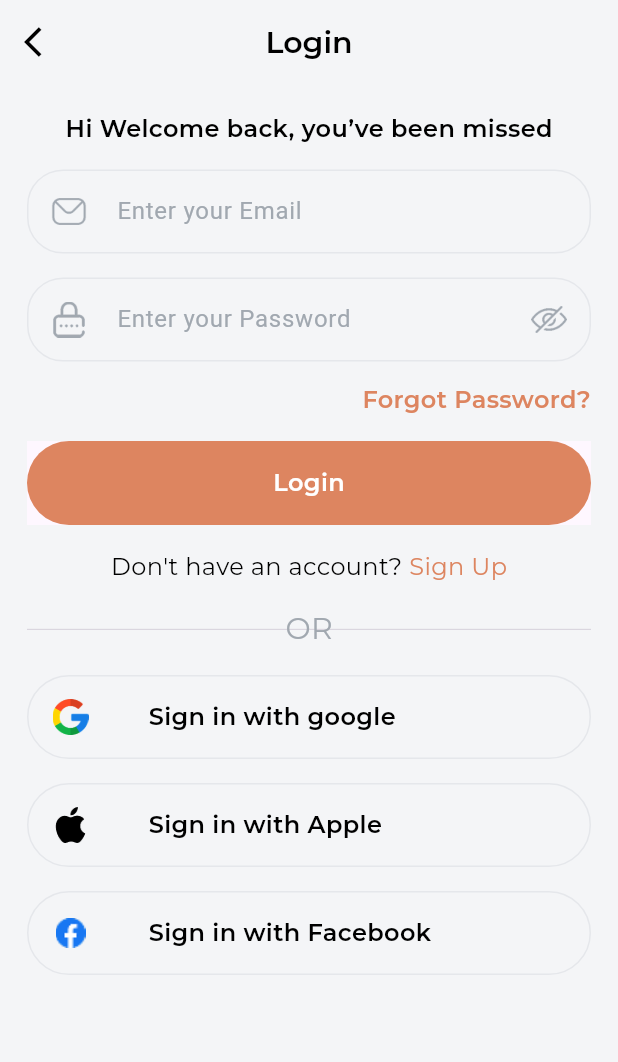
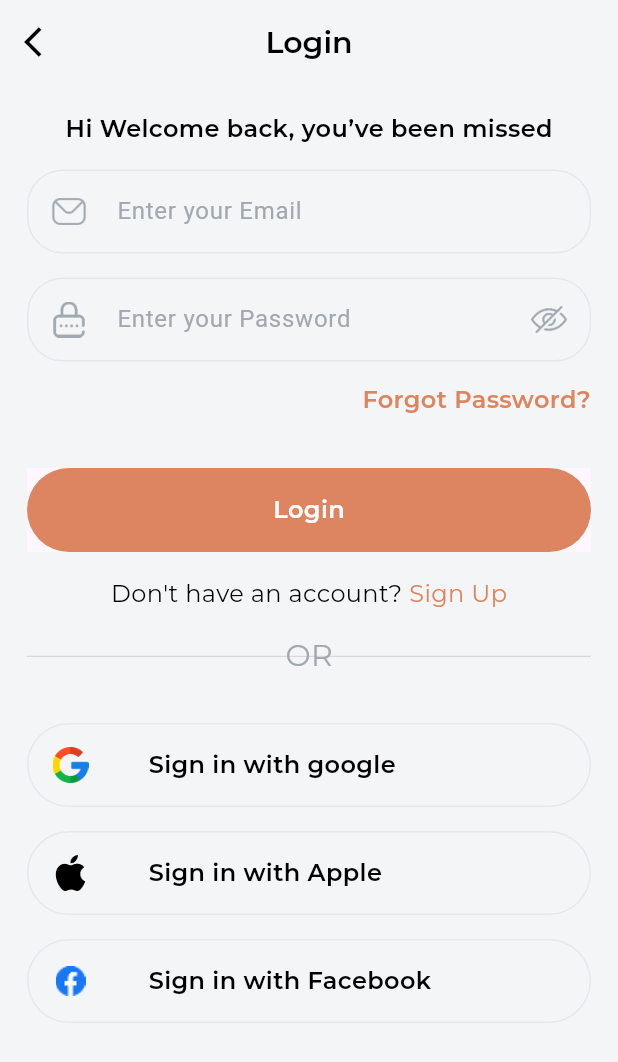
Before and after one commit to MohamedElnaggar-dev/suits, a Flutter app: the LoginView screen opened by its route, on a phone screen of 412 x 824 dp. Shown: the top 1062 px of the screen. Run offline on Flutter 3.47's test engine with Material 3 defaults, Android fonts, the phone set to English and light mode, and no system bars; our stand-ins replace equatable, flutter_svg, go_router, smooth_page_indicator.

Commit message:
log in view done

```diff
--- a/lib/features/auth/presentation/view/login_view.dart
+++ b/lib/features/auth/presentation/view/login_view.dart
@@ -47,7 +47,7 @@ class LoginView extends StatelessWidget {
                 ),
               ),
             ),
-            const SizedBox(height: AppDimensions.medium),
+            const SizedBox(height: 34),
 
             AppButton(onTap: () {}, text: 'Login'),
             const SizedBox(height: AppDimensions.medium),
@@ -72,7 +72,7 @@ class LoginView extends StatelessWidget {
             ),
             SizedBox(height: AppDimensions.medium),
             CustomDivider(),
-            SizedBox(height: AppDimensions.medium),
+            SizedBox(height: 30),
 
             CustomLoginWithAccouts(
               image: Assets.imagesGoogle,
```
